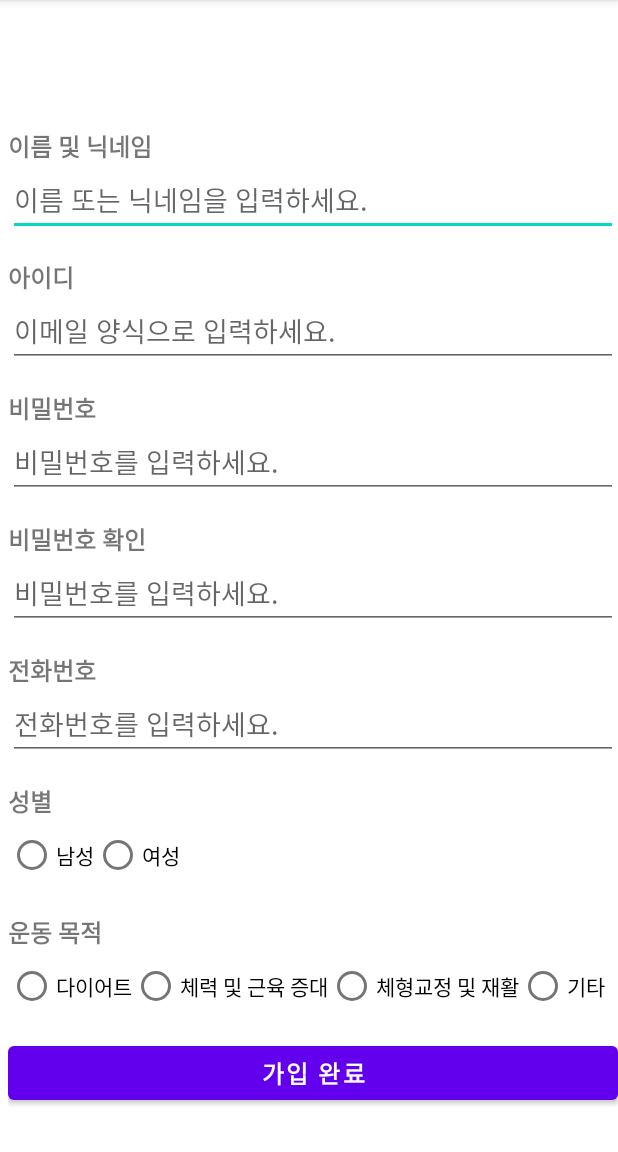
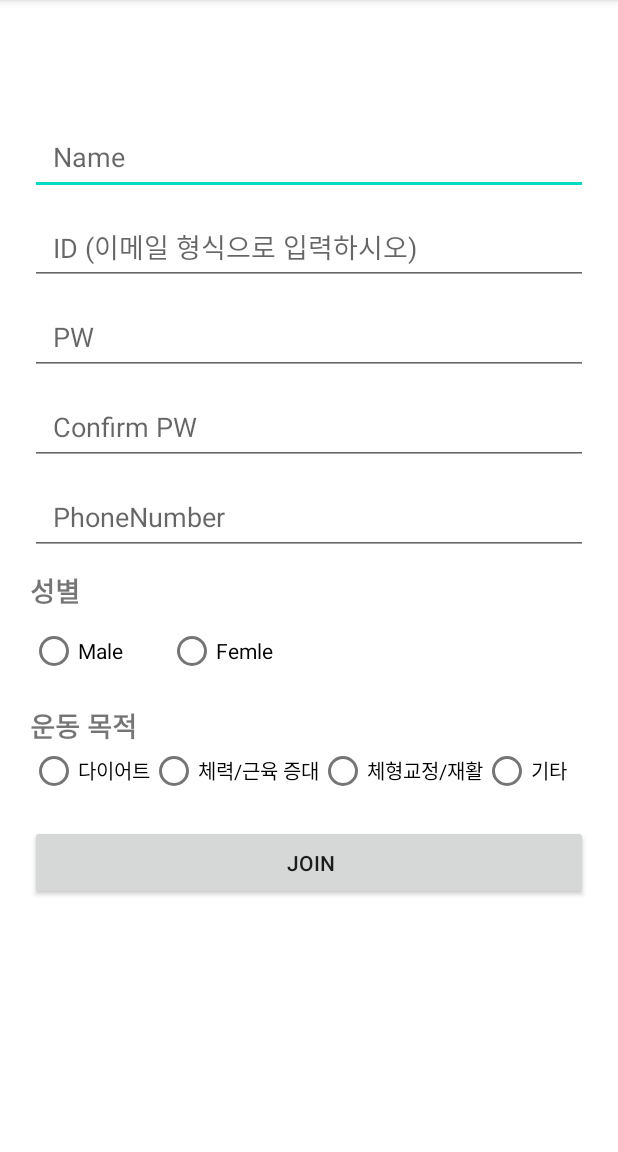
Before and after one commit to limce106/Guru2-Wefit, an Android app: the activity_register screen opened directly, with no data from a screen before it, on a phone screen of 412 x 824 dp, the part 84-1236 px from its top. Run offline under Robolectric (Android 15) with nearby library versions, the phone set to English and light mode, and no system bars; our stand-ins replace Firebase (no records; nobody signed in at launch, a user with empty details on screens opened directly); 6 statements that could not run were skipped.

Commit message:
ui 일부 수정

```diff
--- a/app/src/main/res/layout/activity_register.xml
+++ b/app/src/main/res/layout/activity_register.xml
@@ -1,180 +1,184 @@
 <?xml version="1.0" encoding="utf-8"?>
-<androidx.constraintlayout.widget.ConstraintLayout xmlns:android="http://schemas.android.com/apk/res/android"
+<RelativeLayout xmlns:android="http://schemas.android.com/apk/res/android"
     xmlns:app="http://schemas.android.com/apk/res-auto"
     xmlns:tools="http://schemas.android.com/tools"
     android:layout_width="match_parent"
     android:layout_height="match_parent"
-    android:paddingTop="70dp"
-    android:paddingLeft="5dp"
-    tools:context=".MainActivity">
+    tools:context=".activity_register">
 
-    <ScrollView
-        android:layout_width="match_parent"
-        android:layout_height="match_parent">
+    <ImageView
+        android:id="@+id/logo_image"
+        android:layout_width="wrap_content"
+        android:layout_height="wrap_content"
+        android:layout_centerHorizontal="true"
+        android:layout_marginTop="70dp"/>
 
-        <LinearLayout
-            android:layout_width="match_parent"
-            android:layout_height="wrap_content"
-            android:orientation="vertical">
 
-            <TextView
-                android:layout_width="match_parent"
-                android:layout_height="wrap_content"
-                android:layout_marginTop="15dp"
-                android:text="이름 및 닉네임"
-                android:textSize="16sp"
-                android:textStyle="bold" />
+
 
     <EditText
         android:id="@+id/edtName"
         android:layout_width="match_parent"
-                android:layout_height="wrap_content"
-                android:hint="이름 또는 닉네임을 입력하세요."
-                android:minHeight="48dp"
-                android:singleLine="true" />
-
-            <TextView
-                android:layout_width="match_parent"
-                android:layout_height="wrap_content"
-                android:layout_marginTop="15dp"
-                android:text="아이디"
-                android:textSize="16sp"
-                android:textStyle="bold" />
+        android:layout_height="50dp"
+        android:layout_below="@id/logo_image"
+        android:layout_marginLeft="20dp"
+        android:layout_marginTop="10dp"
+        android:layout_marginRight="20dp"
+        android:hint="Name"
+        android:inputType="textEmailAddress"
+        android:paddingStart="15dp"/>
 
     <EditText
         android:id="@+id/edtID"
         android:layout_width="match_parent"
-                android:layout_height="wrap_content"
-                android:hint="이메일 양식으로 입력하세요."
+        android:layout_height="50dp"
+        android:layout_below="@id/edtName"
+        android:layout_marginLeft="20dp"
+        android:layout_marginTop="10dp"
+        android:layout_marginRight="20dp"
+        android:hint="ID (이메일 형식으로 입력하시오)"
         android:inputType="textEmailAddress"
-                android:minHeight="48dp" />
-            <TextView
-                android:layout_width="match_parent"
-                android:layout_height="wrap_content"
-                android:layout_marginTop="15dp"
-                android:text="비밀번호"
-                android:textSize="16sp"
-                android:textStyle="bold" />
+        android:paddingStart="15dp"/>
+
 
     <EditText
         android:id="@+id/edtPW"
         android:layout_width="match_parent"
-                android:layout_height="wrap_content"
-                android:hint="비밀번호를 입력하세요."
-                android:inputType="textEmailAddress"
-                android:minHeight="48dp" />
+        android:layout_height="50dp"
+        android:layout_below="@id/edtID"
+        android:layout_marginLeft="20dp"
+        android:layout_marginTop="10dp"
+        android:layout_marginRight="20dp"
+        android:hint="PW"
+        android:inputType="numberPassword"
+        android:paddingStart="15dp"/>
 
-            <TextView
-                android:layout_width="match_parent"
-                android:layout_height="wrap_content"
-                android:layout_marginTop="15dp"
-                android:text="비밀번호 확인"
-                android:textSize="16sp"
-                android:textStyle="bold" />
+
+
+
 
     <EditText
         android:id="@+id/re_PW"
         android:layout_width="match_parent"
-                android:layout_height="wrap_content"
-                android:hint="비밀번호를 입력하세요."
-                android:inputType="textEmailAddress"
-                android:minHeight="48dp" />
+        android:layout_height="50dp"
+        android:layout_below="@id/edtPW"
+        android:layout_marginLeft="20dp"
+        android:layout_marginTop="10dp"
+        android:layout_marginRight="20dp"
+        android:hint="Confirm PW"
+        android:inputType="numberPassword"
+        android:paddingStart="15dp" />
+
+    <EditText
+        android:id="@+id/edtTEL"
+        android:layout_width="match_parent"
+        android:layout_height="50dp"
+        android:layout_below="@+id/re_PW"
+        android:layout_marginLeft="20dp"
+        android:layout_marginTop="10dp"
+        android:layout_marginRight="20dp"
+        android:hint="PhoneNumber"
+        android:inputType="number"
+        android:paddingStart="15dp" />
+
+
 
 
     <TextView
         android:layout_width="match_parent"
-                android:layout_height="wrap_content"
-                android:layout_marginTop="15dp"
-                android:text="전화번호"
-                android:textSize="16sp"
+        android:layout_height="50dp"
+        android:layout_below="@+id/edtTEL"
+        android:layout_marginLeft="20dp"
+        android:layout_marginTop="10dp"
+        android:layout_marginRight="20dp"
+        android:text="성별"
+        android:textSize="18sp"
         android:textStyle="bold" />
-
-            <EditText
-                android:id="@+id/edtTEL"
-                android:layout_width="match_parent"
-                android:layout_height="wrap_content"
-                android:hint="전화번호를 입력하세요."
-                android:inputType="textEmailAddress"
-                android:minHeight="48dp" />
-
-            <TextView
-                android:layout_width="match_parent"
-                android:layout_height="wrap_content"
-                android:layout_marginTop="15dp"
-                android:text="성별"
-                android:textSize="16sp"
-                android:textStyle="bold" />
-
 
     <RadioGroup
         android:id="@+id/rb_gender"
         android:layout_width="match_parent"
-                android:layout_height="wrap_content"
+        android:layout_height="50dp"
+        android:layout_below="@+id/edtTEL"
+        android:layout_marginLeft="20dp"
+        android:layout_marginTop="40dp"
+        android:layout_marginRight="20dp"
         android:orientation="horizontal">
 
                 <RadioButton
                     android:id="@+id/male"
                     android:layout_width="wrap_content"
                     android:layout_height="wrap_content"
-                    android:text="남성" />
+                    android:text="Male" />
 
                 <RadioButton
                     android:id="@+id/female"
                     android:layout_width="wrap_content"
                     android:layout_height="wrap_content"
-                    android:text="여성" />
+                    android:layout_marginLeft="30dp"
+                    android:text="Femle" />
             </RadioGroup>
 
             <TextView
                 android:layout_width="match_parent"
-                android:layout_height="wrap_content"
-                android:layout_marginTop="15dp"
+                android:layout_height="50dp"
+                android:layout_below="@+id/rb_gender"
+                android:layout_marginLeft="20dp"
+                android:layout_marginTop="10dp"
+                android:layout_marginRight="20dp"
                 android:text="운동 목적"
-                android:textSize="16sp"
+                android:textSize="18sp"
                 android:textStyle="bold" />
 
             <RadioGroup
                 android:id="@+id/rb_purpose"
                 android:layout_width="match_parent"
-                android:layout_height="wrap_content"
+                android:layout_height="50dp"
+                android:layout_below="@+id/rb_gender"
+                android:layout_marginLeft="20dp"
+                android:layout_marginTop="30dp"
+                android:layout_marginRight="20dp"
                 android:orientation="horizontal">
 
                 <RadioButton
                     android:id="@+id/rb_P1"
                     android:layout_width="wrap_content"
                     android:layout_height="wrap_content"
-                    android:text="다이어트" />
+                    android:text="다이어트"
+                    android:textSize="13sp" />
 
                 <RadioButton
                     android:id="@+id/rb_P2"
                     android:layout_width="wrap_content"
                     android:layout_height="wrap_content"
-                    android:text="체력 및 근육 증대" />
+                    android:text="체력/근육 증대"
+                    android:textSize="13sp" />
 
                 <RadioButton
                     android:id="@+id/rb_P3"
                     android:layout_width="wrap_content"
                     android:layout_height="wrap_content"
-                    android:text="체형교정 및 재활" />
+                    android:text="체형교정/재활"
+                    android:textSize="13sp" />
 
                 <RadioButton
                     android:id="@+id/rb_P4"
                     android:layout_width="wrap_content"
                     android:layout_height="wrap_content"
-                    android:text="기타" />
+                    android:text="기타"
+                    android:textSize="13sp" />
             </RadioGroup>
 
-            <Button
+            <androidx.appcompat.widget.AppCompatButton
                 android:id="@+id/btn_finish_reg"
                 android:layout_width="match_parent"
-                android:layout_height="wrap_content"
+                android:layout_height="50dp"
+                android:layout_below="@id/rb_purpose"
+                android:layout_marginLeft="20dp"
                 android:layout_marginTop="10dp"
-                android:text="가입 완료"
-                android:textSize="16sp"
-                android:textStyle="bold" />
-
-        </LinearLayout>
-    </ScrollView>
+                android:layout_marginRight="20dp"
+                android:text="JOIN"
+                android:paddingStart="15dp" />
 
 
-</androidx.constraintlayout.widget.ConstraintLayout>
+</RelativeLayout>
```
Also changed, not shown: app/src/main/AndroidManifest.xml (+9 -7 lines), app/src/main/res/layout/activity_login.xml (+47 -69 lines). Lines whose indentation alone changed are shown as unchanged.
